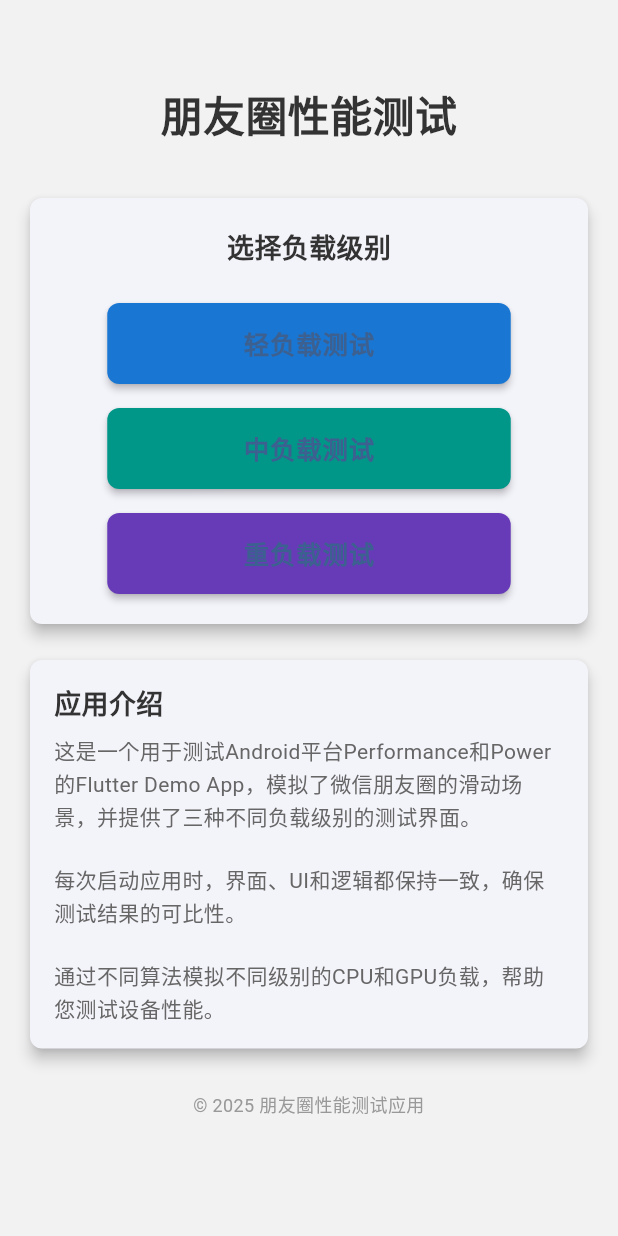
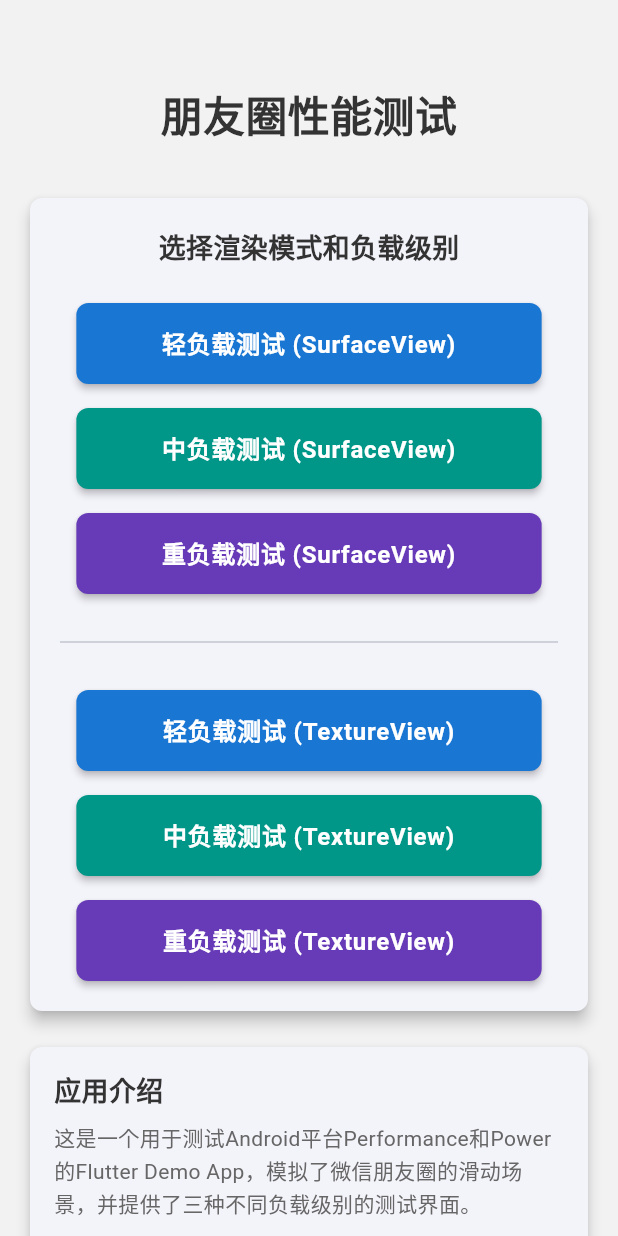
Before and after one commit to Gracker/FriendsCircle_Flutter_Demo, a Flutter app: the screen it shows after launch, on a phone screen of 412 x 824 dp. Run offline on Flutter 3.47's test engine with Material 3 defaults, Android fonts, the phone set to English and light mode, and no system bars.

Commit message:
fix build error

```diff
--- a/lib/screens/home_screen.dart
+++ b/lib/screens/home_screen.dart
@@ -4,6 +4,9 @@ import '../data/data_center.dart';
 import 'light_load_screen.dart';
 import 'medium_load_screen.dart';
 import 'heavy_load_screen.dart';
+import 'texture_light_load_screen.dart';
+import 'texture_medium_load_screen.dart';
+import 'texture_heavy_load_screen.dart';
 import 'dart:math' as math;
 
 /// 主页面，用于选择不同负载级别的测试
@@ -35,7 +38,7 @@ class HomeScreen extends StatelessWidget {
 
               const SizedBox(height: 32),
 
-              // 负载选择卡片
+              // 所有按钮放在同一个卡片中
               Card(
                 elevation: 4,
                 shape: RoundedRectangleBorder(
@@ -47,7 +50,7 @@ class HomeScreen extends StatelessWidget {
                     crossAxisAlignment: CrossAxisAlignment.center,
                     children: [
                       const Text(
-                        '选择负载级别',
+                        '选择渲染模式和负载级别',
                         style: TextStyle(
                           fontSize: 18,
                           fontWeight: FontWeight.bold,
@@ -57,32 +60,64 @@ class HomeScreen extends StatelessWidget {
 
                       const SizedBox(height: 24),
 
-                      // 轻负载按钮
+                      // SurfaceView轻负载按钮
                       _buildLoadButton(
                         context,
-                        '轻负载测试',
+                        '轻负载测试 (SurfaceView)',
                         Color(Constants.COLOR_PRIMARY),
-                        () => _navigateToLoadScreen(context, Constants.LOAD_TYPE_LIGHT),
+                        () => _navigateToLoadScreen(context, Constants.LOAD_TYPE_LIGHT, false),
                       ),
 
                       const SizedBox(height: 16),
 
-                      // 中负载按钮
+                      // SurfaceView中负载按钮
                       _buildLoadButton(
                         context,
-                        '中负载测试',
+                        '中负载测试 (SurfaceView)',
                         Color(Constants.COLOR_ACCENT),
-                        () => _navigateToLoadScreen(context, Constants.LOAD_TYPE_MEDIUM),
+                        () => _navigateToLoadScreen(context, Constants.LOAD_TYPE_MEDIUM, false),
                       ),
 
                       const SizedBox(height: 16),
 
-                      // 重负载按钮
+                      // SurfaceView重负载按钮
                       _buildLoadButton(
                         context,
-                        '重负载测试',
+                        '重负载测试 (SurfaceView)',
                         Color(Constants.COLOR_HEAVY),
-                        () => _navigateToLoadScreen(context, Constants.LOAD_TYPE_HEAVY),
+                        () => _navigateToLoadScreen(context, Constants.LOAD_TYPE_HEAVY, false),
+                      ),
+
+                      const SizedBox(height: 24),
+                      const Divider(),
+                      const SizedBox(height: 24),
+
+                      // TextureView轻负载按钮
+                      _buildLoadButton(
+                        context,
+                        '轻负载测试 (TextureView)',
+                        Color(Constants.COLOR_PRIMARY),
+                        () => _navigateToLoadScreen(context, Constants.LOAD_TYPE_LIGHT, true),
+                      ),
+
+                      const SizedBox(height: 16),
+
+                      // TextureView中负载按钮
+                      _buildLoadButton(
+                        context,
+                        '中负载测试 (TextureView)',
+                        Color(Constants.COLOR_ACCENT),
+                        () => _navigateToLoadScreen(context, Constants.LOAD_TYPE_MEDIUM, true),
+                      ),
+
+                      const SizedBox(height: 16),
+
+                      // TextureView重负载按钮
+                      _buildLoadButton(
+                        context,
+                        '重负载测试 (TextureView)',
+                        Color(Constants.COLOR_HEAVY),
+                        () => _navigateToLoadScreen(context, Constants.LOAD_TYPE_HEAVY, true),
                       ),
                     ],
                   ),
@@ -116,6 +151,8 @@ class HomeScreen extends StatelessWidget {
                       Text(
                         '这是一个用于测试Android平台Performance和Power的Flutter Demo App，'
                         '模拟了微信朋友圈的滑动场景，并提供了三种不同负载级别的测试界面。\n\n'
+                        '应用提供SurfaceView和TextureView两种渲染模式，各提供三种不同负载级别的测试界面，'
+                        '帮助您比较不同渲染模式在不同负载条件下的性能表现。\n\n'
                         '每次启动应用时，界面、UI和逻辑都保持一致，确保测试结果的可比性。\n\n'
                         '通过不同算法模拟不同级别的CPU和GPU负载，帮助您测试设备性能。',
                         style: TextStyle(
@@ -154,12 +191,13 @@ class HomeScreen extends StatelessWidget {
     BuildContext context,
     String text,
     Color color,
-    VoidCallback onPressed,
-  ) {
+    VoidCallback onPressed, {
+    bool isTextureView = false,
+  }) {
     // 获取屏幕宽度以计算按钮宽度
     double screenWidth = MediaQuery.of(context).size.width;
-    // 按钮宽度设置为屏幕宽度的75%，但不小于200
-    double buttonWidth = math.max(screenWidth * 0.75 - 40, 200);
+    // 增加按钮宽度，设置为屏幕宽度的85%
+    double buttonWidth = math.max(screenWidth * 0.85 - 40, 250);
 
     return SizedBox(
       width: buttonWidth,
@@ -181,19 +219,38 @@ class HomeScreen extends StatelessWidget {
         child: Text(
           text,
           style: const TextStyle(
-            fontSize: 17,
+            fontSize: 16,
             fontWeight: FontWeight.bold,
             letterSpacing: 0.5,
+            color: Colors.white,
           ),
+          textAlign: TextAlign.center,
         ),
       ),
     );
   }
 
   /// 导航到对应的负载测试界面
-  void _navigateToLoadScreen(BuildContext context, int loadType) {
+  void _navigateToLoadScreen(BuildContext context, int loadType, bool isTextureView) {
     Widget screen;
 
+    if (isTextureView) {
+      // TextureView实现
+      switch (loadType) {
+        case Constants.LOAD_TYPE_LIGHT:
+          screen = const TextureLightLoadScreen();
+          break;
+        case Constants.LOAD_TYPE_MEDIUM:
+          screen = const TextureMediumLoadScreen();
+          break;
+        case Constants.LOAD_TYPE_HEAVY:
+          screen = const TextureHeavyLoadScreen();
+          break;
+        default:
+          screen = const TextureLightLoadScreen();
+      }
+    } else {
+      // SurfaceView实现
       switch (loadType) {
         case Constants.LOAD_TYPE_LIGHT:
           screen = LightLoadScreen(loadType: loadType);
@@ -207,6 +264,7 @@ class HomeScreen extends StatelessWidget {
         default:
           screen = LightLoadScreen(loadType: Constants.LOAD_TYPE_LIGHT);
       }
+    }
 
     Navigator.push(
       context,
--- /dev/null
+++ b/lib/screens/texture_heavy_load_screen.dart
@@ -0,0 +1,16 @@
+import 'package:flutter/material.dart';
+import '../constants.dart';
+import 'texture_base_load_screen.dart';
+
+/// 使用TextureView实现的重负载测试屏幕
+class TextureHeavyLoadScreen extends TextureBaseLoadScreen {
+  const TextureHeavyLoadScreen({Key? key})
+      : super(key: key, loadType: Constants.LOAD_TYPE_HEAVY);
+
+  @override
+  State<TextureHeavyLoadScreen> createState() => _TextureHeavyLoadScreenState();
+}
+
+class _TextureHeavyLoadScreenState extends TextureBaseLoadScreenState<TextureHeavyLoadScreen> {
+  // 重负载测试屏幕特有的逻辑可以在这里实现
+}
--- /dev/null
+++ b/lib/screens/texture_light_load_screen.dart
@@ -0,0 +1,16 @@
+import 'package:flutter/material.dart';
+import '../constants.dart';
+import 'texture_base_load_screen.dart';
+
+/// 使用TextureView实现的轻负载测试屏幕
+class TextureLightLoadScreen extends TextureBaseLoadScreen {
+  const TextureLightLoadScreen({Key? key})
+      : super(key: key, loadType: Constants.LOAD_TYPE_LIGHT);
+
+  @override
+  State<TextureLightLoadScreen> createState() => _TextureLightLoadScreenState();
+}
+
+class _TextureLightLoadScreenState extends TextureBaseLoadScreenState<TextureLightLoadScreen> {
+  // 轻负载测试屏幕特有的逻辑可以在这里实现
+}
--- /dev/null
+++ b/lib/screens/texture_medium_load_screen.dart
@@ -0,0 +1,16 @@
+import 'package:flutter/material.dart';
+import '../constants.dart';
+import 'texture_base_load_screen.dart';
+
+/// 使用TextureView实现的中负载测试屏幕
+class TextureMediumLoadScreen extends TextureBaseLoadScreen {
+  const TextureMediumLoadScreen({Key? key})
+      : super(key: key, loadType: Constants.LOAD_TYPE_MEDIUM);
+
+  @override
+  State<TextureMediumLoadScreen> createState() => _TextureMediumLoadScreenState();
+}
+
+class _TextureMediumLoadScreenState extends TextureBaseLoadScreenState<TextureMediumLoadScreen> {
+  // 中负载测试屏幕特有的逻辑可以在这里实现
+}
```
Also changed, not shown: lib/screens/texture_base_load_screen.dart (added, +191 -0 lines), 1 other file. Lines whose indentation alone changed are shown as unchanged.
